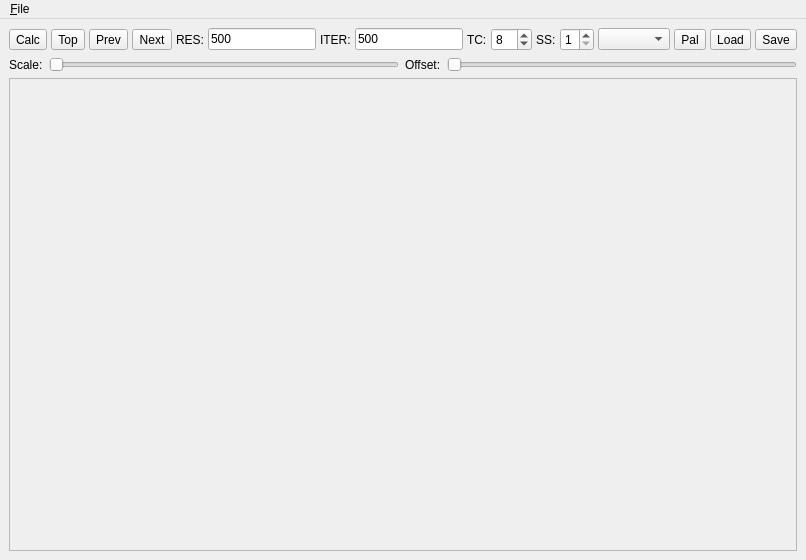
Qt form mainwindow.ui (dvstans/MandelbrotApp) before a commit.
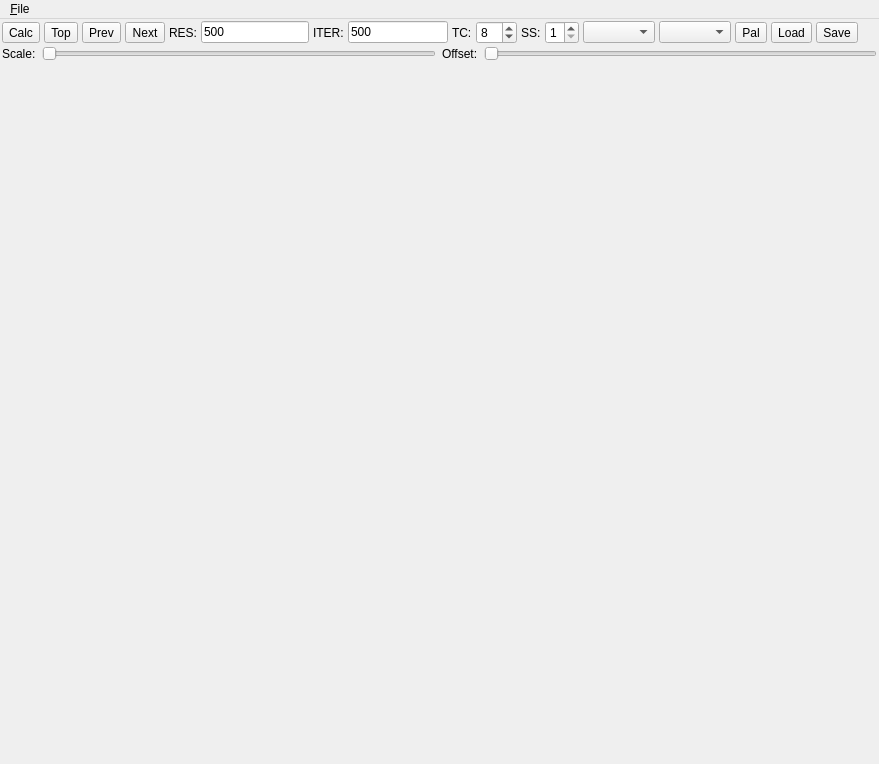
The same form after that commit.

Commit message: - Added zoom aspect ratio support - Set size of line edit inputs - Added more palettes - Fixed scrollbars when image decreases in size

What changed in the file:
```diff
--- a/mainwindow.ui
+++ b/mainwindow.ui
@@ -6,8 +6,8 @@
    <rect>
     <x>0</x>
     <y>0</y>
-    <width>800</width>
-    <height>560</height>
+    <width>879</width>
+    <height>764</height>
    </rect>
   </property>
   <property name="windowTitle">
@@ -15,6 +15,21 @@
   </property>
   <widget class="QWidget" name="centralwidget">
    <layout class="QVBoxLayout" name="verticalLayout">
+    <property name="spacing">
+     <number>2</number>
+    </property>
+    <property name="leftMargin">
+     <number>2</number>
+    </property>
+    <property name="topMargin">
+     <number>2</number>
+    </property>
+    <property name="rightMargin">
+     <number>2</number>
+    </property>
+    <property name="bottomMargin">
+     <number>2</number>
+    </property>
     <item>
      <widget class="QFrame" name="frameToolbar">
       <property name="sizePolicy">
@@ -86,11 +101,26 @@
        <item>
         <widget class="QLineEdit" name="lineEditResolution">
          <property name="sizePolicy">
-          <sizepolicy hsizetype="Minimum" vsizetype="Fixed">
+          <sizepolicy hsizetype="Fixed" vsizetype="Fixed">
            <horstretch>0</horstretch>
            <verstretch>0</verstretch>
           </sizepolicy>
          </property>
+         <property name="maximumSize">
+          <size>
+           <width>16777215</width>
+           <height>16777215</height>
+          </size>
+         </property>
+         <property name="baseSize">
+          <size>
+           <width>0</width>
+           <height>0</height>
+          </size>
+         </property>
+         <property name="toolTip">
+          <string>Primary axis resolution (pixels)</string>
+         </property>
          <property name="text">
           <string>500</string>
          </property>
@@ -111,6 +141,15 @@
            <verstretch>0</verstretch>
           </sizepolicy>
          </property>
+         <property name="maximumSize">
+          <size>
+           <width>100</width>
+           <height>16777215</height>
+          </size>
+         </property>
+         <property name="toolTip">
+          <string>Maximum iterations</string>
+         </property>
          <property name="text">
           <string>500</string>
          </property>
@@ -160,7 +199,18 @@
         </widget>
        </item>
        <item>
-        <widget class="QComboBox" name="comboBoxPalette"/>
+        <widget class="QComboBox" name="comboBoxAspect">
+         <property name="toolTip">
+          <string>Zoom aspect ratio</string>
+         </property>
+        </widget>
+       </item>
+       <item>
+        <widget class="QComboBox" name="comboBoxPalette">
+         <property name="toolTip">
+          <string>Palette</string>
+         </property>
+        </widget>
        </item>
        <item>
         <widget class="QToolButton" name="buttonPalette">
@@ -272,7 +322,7 @@
        </sizepolicy>
       </property>
       <property name="frameShape">
-       <enum>QFrame::Shape::StyledPanel</enum>
+       <enum>QFrame::Shape::NoFrame</enum>
       </property>
       <property name="frameShadow">
        <enum>QFrame::Shadow::Raised</enum>
@@ -286,7 +336,7 @@
     <rect>
      <x>0</x>
      <y>0</y>
-     <width>800</width>
+     <width>879</width>
      <height>21</height>
     </rect>
    </property>
```
Left out of the diff: 41 changed lines with no effect on the pictures. The commit also changes 4 other files.
